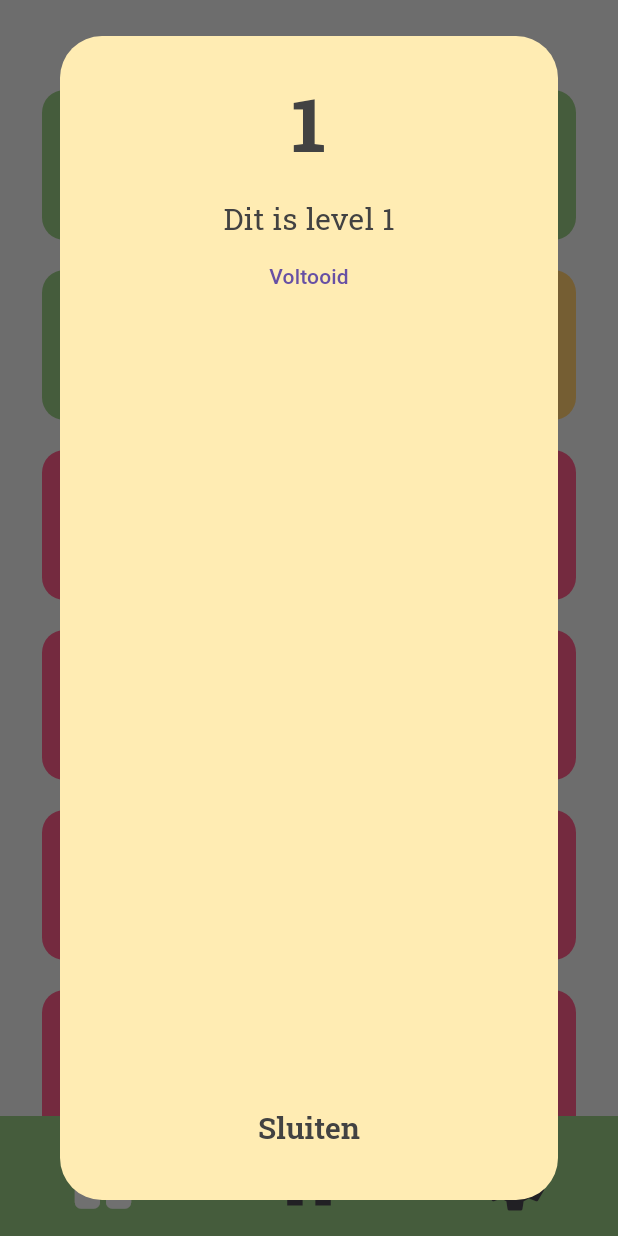
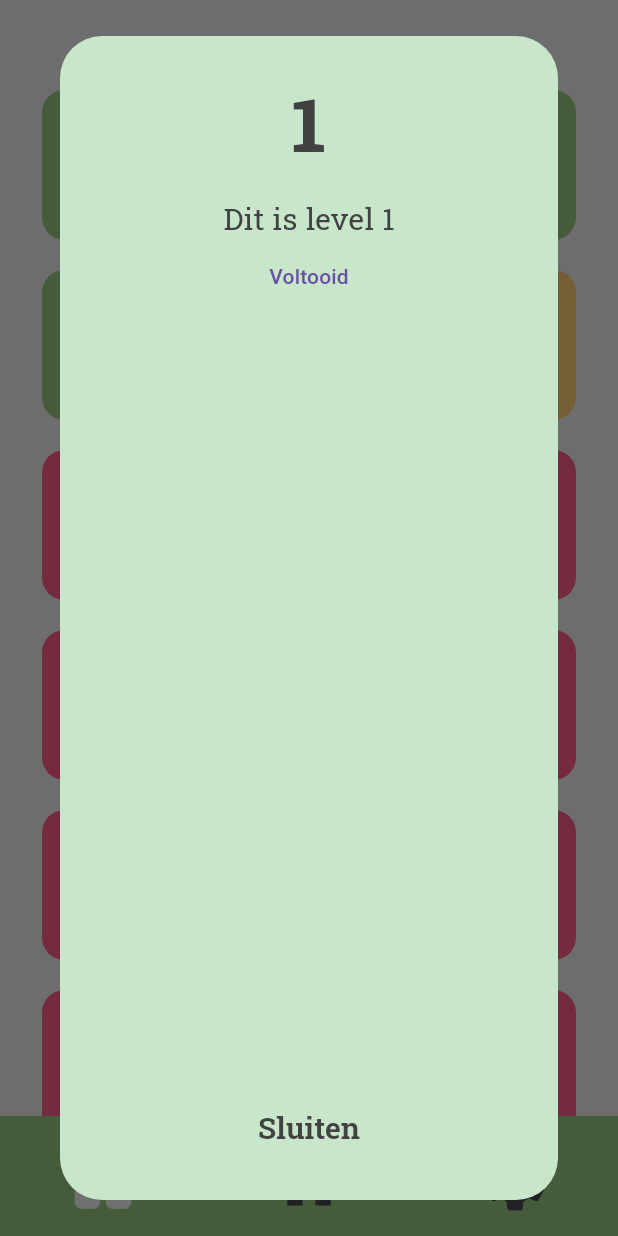
Before and after one commit to emm-j/PWS, a Flutter app: the Settings screen opened by its route, after a tap on an icon or button, on a phone screen of 412 x 824 dp. Run offline on Flutter 3.47's test engine with Material 3 defaults, Android fonts, the phone set to English and light mode, and no system bars; our stand-ins replace pedometer, permission_handler, shared_preferences, sqflite; missing offline and left inert: dart:ffi; accounts and stored records are empty.

Commit message:
Levelpaginas beginnen ergens op te lijken

```diff
--- a/lib/custompopup.dart
+++ b/lib/custompopup.dart
@@ -1,7 +1,9 @@
+import 'dart:ffi';
+
 import 'package:flutter/material.dart';
-List gehaaldeDoelen = [1,2,3,4,5];
+import 'gedeeldelijsten.dart';
 
-class CustomPopup extends StatelessWidget {
+class CustomPopup extends StatefulWidget {
   final String title;
   final String content;
   final String buttonText;
@@ -21,12 +23,31 @@ class CustomPopup extends StatelessWidget {
   }) : super(key: key);
 
   @override
+  State<CustomPopup> createState() => _CustomPopupState();
+}
+
+class _CustomPopupState extends State<CustomPopup> {
+  late String currentKnopText;
+  late int currentIndex;
+
+  void initState() {
+    super.initState();
+    currentKnopText = widget.knopText;
+    currentIndex = widget.index;
+  }
+
+  @override
   Widget build(BuildContext context) {
+    var achtergrondkleur = currentIndex == gehaaldeDoelen.length + 1
+        ? Colors.amber[100]
+        : (currentIndex < gehaaldeDoelen.length + 1
+        ? Colors.green[100]
+        : Colors.red[100]);
     return AlertDialog(
-      backgroundColor: Colors.amber[100],
+      backgroundColor: achtergrondkleur,
       title: Center(
         child: Text(
-          title,
+          widget.title,
           style: TextStyle(
           fontFamily: "Tekst",
           fontSize: 50,
@@ -40,7 +61,7 @@ class CustomPopup extends StatelessWidget {
          width: 500,
          child: Column(
            children: [
-             Text(content,
+             Text(widget.content,
                style: TextStyle(
                fontFamily: "Tekst",
                fontSize: 20,
@@ -49,17 +70,20 @@ class CustomPopup extends StatelessWidget {
              ),
              ),
              TextButton(onPressed: () {
-               if (index == gehaaldeDoelen.length) {
-                 gehaaldeDoelen.add(index);
-                 print(gehaaldeDoelen);
+               if (widget.index == gehaaldeDoelen.length + 1) {
+                 gehaaldeDoelen.add(widget.index);
+                 setState(() {
+                   currentKnopText = 'Voltooid';
+                   achtergrondkleur = Colors.green[100];
+                 });
                }
-               else if (index < gehaaldeDoelen.length) {
+               else if (widget.index < gehaaldeDoelen.length) {
 
                }
                else {
                  print('niks');
                }
-             }, child: Text('$knopText'))
+             }, child: Text('$currentKnopText'))
            ],
          ),
       ),
@@ -67,12 +91,12 @@ class CustomPopup extends StatelessWidget {
         TextButton(
           onPressed: () {
             Navigator.of(context).pop(); // Sluit de popup
-            if (onButtonPressed != null) {
-              onButtonPressed!();
+            if (widget.onButtonPressed != null) {
+              widget.onButtonPressed!();
             }
           },
           child: Center(
-            child: Text(buttonText,
+            child: Text(widget.buttonText,
               style: TextStyle(
               fontFamily: "Tekst",
               fontSize: 20,
--- /dev/null
+++ b/lib/gedeeldelijsten.dart
@@ -0,0 +1,3 @@
+import 'package:flutter/material.dart';
+
+List gehaaldeDoelen = [1,2,3,4,5];
--- a/lib/main.dart
+++ b/lib/main.dart
@@ -4,6 +4,7 @@ import 'package:shared_preferences/shared_preferences.dart';
 import 'package:pedometer/pedometer.dart';
 import 'package:permission_handler/permission_handler.dart';
 import 'custompopup.dart';
+import 'gedeeldelijsten.dart';
 
 var mainGroen = Color.fromRGBO(151, 200, 130, 1);
 var mainOranje = Color.fromRGBO(255, 204, 111, 1);
@@ -18,7 +19,6 @@ String userInput = '0';
 bool magDoor = false;
 int _stepOffset = 0;
 List levels = [];
-List gehaaldeDoelen = ['1','2','3','4','5'];
 
 void main() {
   runApp(const MyApp());
@@ -420,7 +420,7 @@ class _SettingsState extends State<Settings> {
                     labelStyle: TextStyle(
                       fontFamily: "Tekst",
                       fontSize: 30,
-                    ), // Labeltekst
+                    ),
                     hintText:
                         'Kies tussen 1.000 en 50.000', // Plaatshoudertekst
                     border: OutlineInputBorder()),
@@ -557,7 +557,10 @@ class _LevelsState extends State<Levels> {
                                         : 'Standaard Knop'),
                                     buttonText: 'Sluiten',
                                     onButtonPressed: () {
-                                      print('Popup gesloten!');
+                                        setState(() {
+                                          gehaaldeDoelen.add(index);
+                                          gehaaldeDoelen.remove(index);
+                                        });
                                     },
                                   );
                                 },
```
